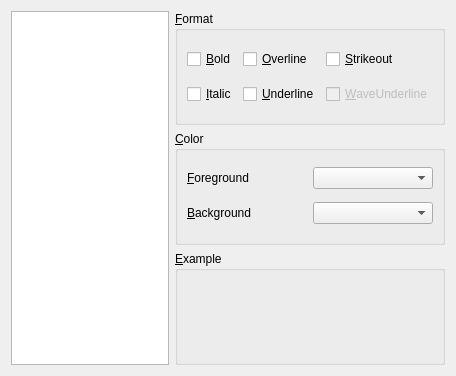
This is components/ui/customscheme.ui in phoenix741/xinx as Qt 5 draws it before an edit. The edited form follows.
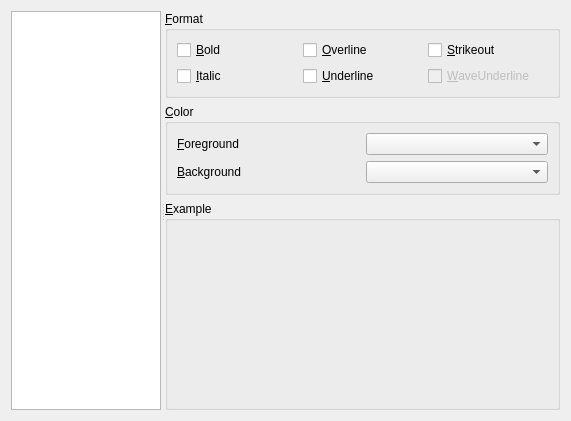
This is the edited form. Custom widgets are drawn as their Qt base class.

The edit to the form file:
```diff
--- a/components/ui/customscheme.ui
+++ b/components/ui/customscheme.ui
@@ -5,21 +5,37 @@
    <rect>
     <x>0</x>
     <y>0</y>
-    <width>456</width>
-    <height>376</height>
+    <width>571</width>
+    <height>421</height>
    </rect>
   </property>
   <property name="windowTitle" >
    <string>Form</string>
   </property>
-  <layout class="QHBoxLayout" name="horizontalLayout" >
-   <item>
-    <widget class="QListWidget" name="m_formatsListView" />
-   </item>
-   <item>
+  <layout class="QGridLayout" name="gridLayout_3" >
+   <item row="0" column="0" >
+    <widget class="QSplitter" name="splitter" >
+     <property name="orientation" >
+      <enum>Qt::Horizontal</enum>
+     </property>
+     <widget class="QListWidget" name="m_formatsListView" >
+      <property name="maximumSize" >
+       <size>
+        <width>150</width>
+        <height>16777215</height>
+       </size>
+      </property>
+     </widget>
+     <widget class="QWidget" name="layoutWidget" >
     <layout class="QVBoxLayout" name="verticalLayout" >
      <item>
       <widget class="QGroupBox" name="m_formatGroupBox" >
+         <property name="sizePolicy" >
+          <sizepolicy vsizetype="Maximum" hsizetype="Preferred" >
+           <horstretch>0</horstretch>
+           <verstretch>0</verstretch>
+          </sizepolicy>
+         </property>
        <property name="title" >
         <string>&amp;Format</string>
        </property>
@@ -74,6 +90,12 @@
      </item>
      <item>
       <widget class="QGroupBox" name="m_colorGroupBox" >
+         <property name="sizePolicy" >
+          <sizepolicy vsizetype="Maximum" hsizetype="Preferred" >
+           <horstretch>0</horstretch>
+           <verstretch>0</verstretch>
+          </sizepolicy>
+         </property>
        <property name="title" >
         <string>&amp;Color</string>
        </property>
@@ -115,6 +137,8 @@
       </widget>
      </item>
     </layout>
+     </widget>
+    </widget>
    </item>
   </layout>
  </widget>
```
Lines whose indentation alone changed are shown as unchanged.
